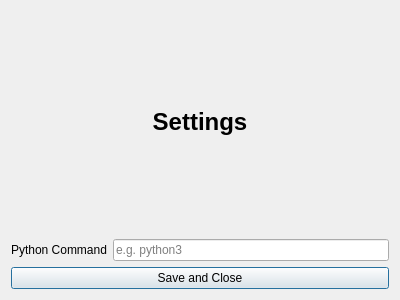
Old version of the form SettingsPopup.ui in the repository starswap/MLProgrammingIDE.
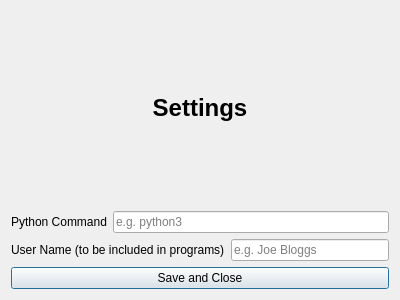
New version of the form.

Commit message: Adjusted the settings to also collect a username ready for applying comment generation

```diff
--- a/SettingsPopup.ui
+++ b/SettingsPopup.ui
@@ -13,7 +13,7 @@
   <property name="windowTitle">
    <string>Dialog</string>
   </property>
-  <layout class="QVBoxLayout" name="verticalLayout">
+  <layout class="QVBoxLayout" name="verticalLayout" stretch="0,1,1,0">
    <item>
     <widget class="QLabel" name="label">
      <property name="font">
@@ -52,6 +52,24 @@
      </item>
     </layout>
    </item>
+   <item>
+    <layout class="QHBoxLayout" name="horizontalLayout_2">
+     <item>
+      <widget class="QLabel" name="label_3">
+       <property name="text">
+        <string>User Name (to be included in programs)</string>
+       </property>
+      </widget>
+     </item>
+     <item>
+      <widget class="QLineEdit" name="userName">
+       <property name="placeholderText">
+        <string>e.g. Joe Bloggs</string>
+       </property>
+      </widget>
+     </item>
+    </layout>
+   </item>
    <item>
     <widget class="QPushButton" name="closeButton">
      <property name="text">
```
The commit also changes 4 other files.
